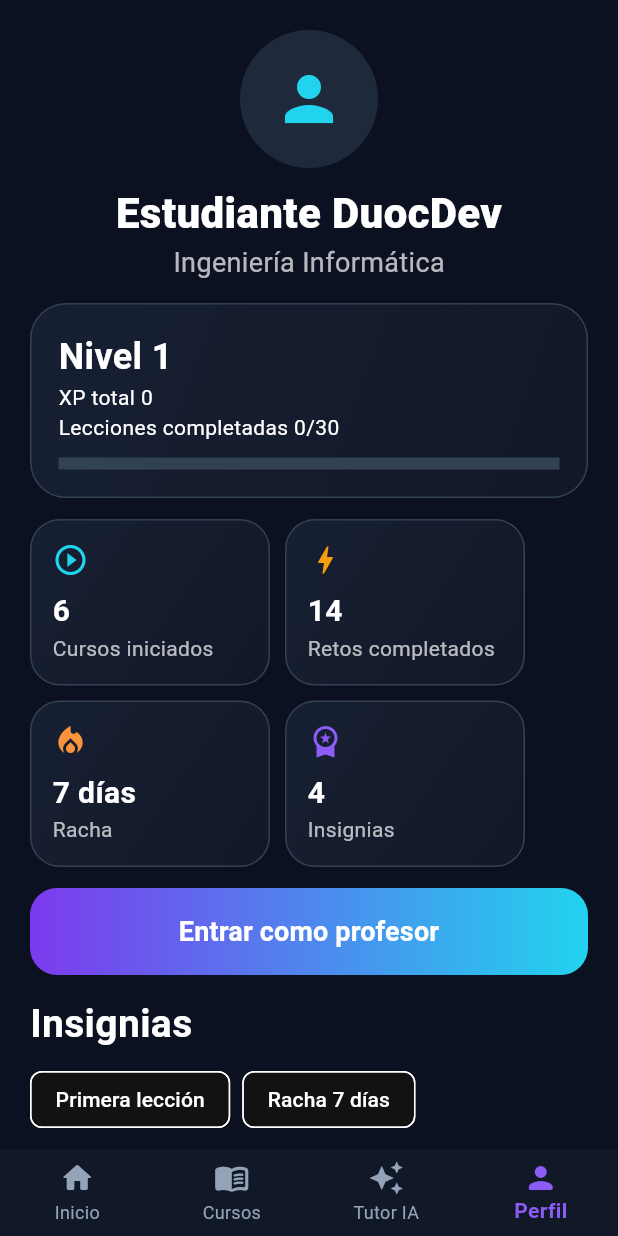
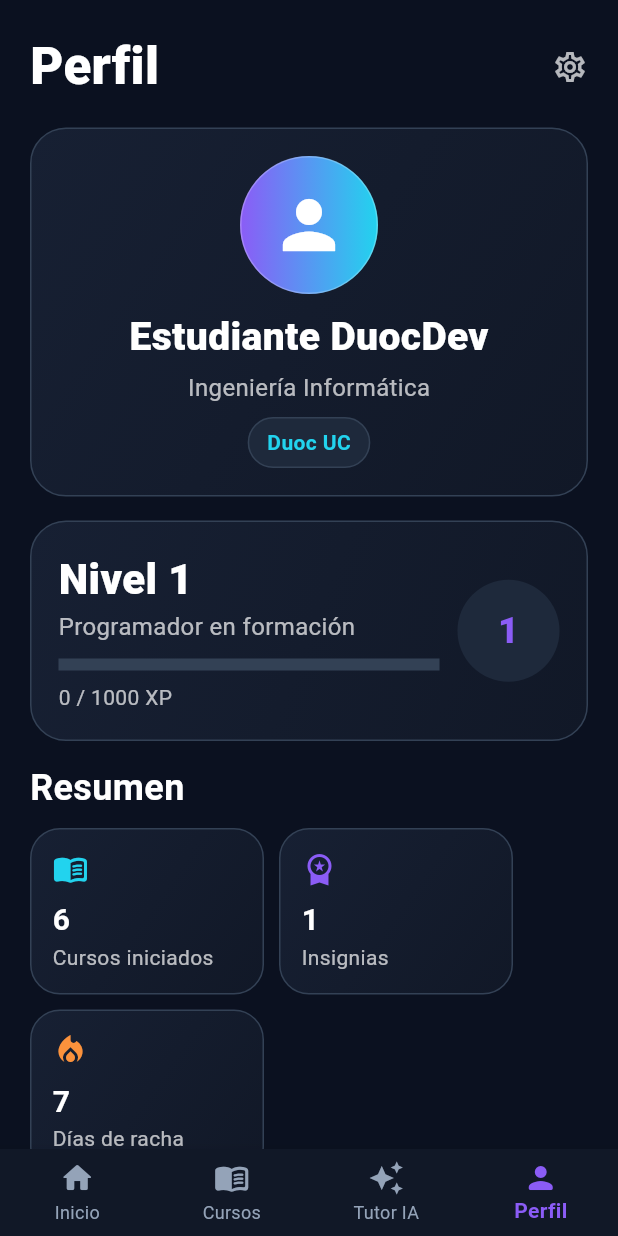
Before and after one commit to alfonsogzman123-netizen/Duocdev, a Flutter app: the screen it shows after launch, item 4 of the bottom bar chosen, on a phone screen of 412 x 824 dp. Run offline on Flutter 3.47's test engine with Material 3 defaults, Android fonts, the phone set to English and light mode, and no system bars.

Commit message:
Update README captures section and polish premium profile screen

```diff
--- a/lib/screens/profile_screen.dart
+++ b/lib/screens/profile_screen.dart
@@ -1,5 +1,5 @@
+import 'package:duocdev/screens/teacher/teacher_dashboard_screen.dart';
 import 'package:duocdev/services/progress_service.dart';
-import 'package:duocdev/screens/teacher/teacher_dashboard_screen.dart';
 import 'package:duocdev/widgets/app_cards.dart';
 import 'package:flutter/material.dart';
 
@@ -8,43 +8,152 @@ class ProfileScreen extends StatelessWidget {
 
   @override
   Widget build(BuildContext context) {
+    final level = progressService.level;
+    final xp = progressService.xp;
+    final progress = (xp / 1000).clamp(0.0, 1.0);
+    final badges = const ['Primera lección', 'Racha 7 días', 'Python inicial', 'Git básico'];
+
     return SafeArea(
-      child: ListView(padding: const EdgeInsets.all(20), children: [
-        const Center(child: CircleAvatar(radius: 46, backgroundColor: Color(0xFF1E293B), child: Icon(Icons.person, size: 48, color: Color(0xFF22D3EE)))),
-        const SizedBox(height: 10),
-        const Center(child: Text('Estudiante DuocDev', style: TextStyle(fontSize: 28, fontWeight: FontWeight.w800))),
-        const Center(child: Text('Ingeniería Informática', style: TextStyle(color: Colors.white70, fontSize: 18))),
-        const SizedBox(height: 14),
-        DuocCard(
-          radius: 24,
-          child: Column(crossAxisAlignment: CrossAxisAlignment.start, children: [
-            Text('Nivel ${progressService.level}', style: const TextStyle(fontSize: 24, fontWeight: FontWeight.w700)),
-            Text('XP total ${progressService.xp}'),
-            Text('Lecciones completadas ${progressService.completedCount}/${progressService.totalLessons}'),
-            const SizedBox(height: 10),
-            LinearProgressIndicator(value: progressService.overallProgress, minHeight: 8, color: const Color(0xFF22D3EE), backgroundColor: const Color(0xFF334155)),
-          ]),
-        ),
-        const SizedBox(height: 14),
-        Wrap(spacing: 10, runSpacing: 10, children: const [
-          _MiniStat(title: 'Cursos iniciados', value: '6', icon: Icons.play_circle_outline, color: Color(0xFF22D3EE)),
-          _MiniStat(title: 'Retos completados', value: '14', icon: Icons.bolt, color: Color(0xFFF59E0B)),
-          _MiniStat(title: 'Racha', value: '7 días', icon: Icons.local_fire_department, color: Color(0xFFFB923C)),
-          _MiniStat(title: 'Insignias', value: '4', icon: Icons.workspace_premium, color: Color(0xFF8B5CF6)),
-        ]),
-        const SizedBox(height: 14),
-        PrimaryButton(label: 'Entrar como profesor', onPressed: () => Navigator.push(context, MaterialPageRoute(builder: (_) => const TeacherDashboardScreen()))),
-        const SizedBox(height: 14),
-        const Text('Insignias', style: TextStyle(fontSize: 26, fontWeight: FontWeight.w700)),
-        const SizedBox(height: 8),
-        const Wrap(spacing: 8, runSpacing: 8, children: [Chip(label: Text('Primera lección')), Chip(label: Text('Racha 7 días')), Chip(label: Text('Python inicial')), Chip(label: Text('Git básico'))]),
-      ]),
+      child: ListView(
+        padding: const EdgeInsets.all(20),
+        children: [
+          const Row(
+            mainAxisAlignment: MainAxisAlignment.spaceBetween,
+            children: [
+              Text('Perfil', style: TextStyle(fontSize: 34, fontWeight: FontWeight.w800)),
+              Icon(Icons.settings_outlined, color: Colors.white70),
+            ],
+          ),
+          const SizedBox(height: 16),
+          const _ProfileHeader(),
+          const SizedBox(height: 16),
+          _LevelCard(level: level, progress: progress, xp: xp),
+          const SizedBox(height: 14),
+          const Text('Resumen', style: TextStyle(fontSize: 24, fontWeight: FontWeight.w700)),
+          const SizedBox(height: 10),
+          Wrap(
+            spacing: 10,
+            runSpacing: 10,
+            children: [
+              _SummaryCard(title: 'Cursos iniciados', value: '6', icon: Icons.menu_book_rounded, color: const Color(0xFF22D3EE)),
+              _SummaryCard(title: 'Insignias', value: '${progressService.badges.length}', icon: Icons.workspace_premium, color: const Color(0xFF8B5CF6)),
+              _SummaryCard(title: 'Días de racha', value: '${progressService.streakDays}', icon: Icons.local_fire_department, color: const Color(0xFFFB923C)),
+            ],
+          ),
+          const SizedBox(height: 14),
+          const Text('Insignias recientes', style: TextStyle(fontSize: 24, fontWeight: FontWeight.w700)),
+          const SizedBox(height: 8),
+          DuocCard(
+            radius: 22,
+            child: Wrap(
+              spacing: 8,
+              runSpacing: 8,
+              children: badges
+                  .map((badge) => Chip(
+                        label: Text(badge),
+                        avatar: const Icon(Icons.check_circle_outline, size: 18),
+                      ))
+                  .toList(),
+            ),
+          ),
+          const SizedBox(height: 14),
+          PrimaryButton(
+            label: 'Entrar como profesor',
+            onPressed: () => Navigator.push(
+              context,
+              MaterialPageRoute(builder: (_) => const TeacherDashboardScreen()),
+            ),
+          ),
+        ],
+      ),
     );
   }
 }
 
-class _MiniStat extends StatelessWidget {
-  const _MiniStat({required this.title, required this.value, required this.icon, required this.color});
+class _ProfileHeader extends StatelessWidget {
+  const _ProfileHeader();
+
+  @override
+  Widget build(BuildContext context) {
+    return DuocCard(
+      radius: 24,
+      child: Column(
+        children: [
+          Container(
+            width: 92,
+            height: 92,
+            decoration: BoxDecoration(
+              shape: BoxShape.circle,
+              gradient: const LinearGradient(colors: [Color(0xFF8B5CF6), Color(0xFF22D3EE)]),
+              border: Border.all(color: Colors.white24),
+            ),
+            child: const Icon(Icons.person, size: 52, color: Colors.white),
+          ),
+          const SizedBox(height: 10),
+          const Text('Estudiante DuocDev', style: TextStyle(fontSize: 26, fontWeight: FontWeight.w800)),
+          const SizedBox(height: 4),
+          const Text('Ingeniería Informática', style: TextStyle(color: Colors.white70, fontSize: 16)),
+          const SizedBox(height: 8),
+          Container(
+            padding: const EdgeInsets.symmetric(horizontal: 12, vertical: 6),
+            decoration: BoxDecoration(
+              color: const Color(0xFF1E293B),
+              borderRadius: BorderRadius.circular(999),
+              border: Border.all(color: const Color(0xFF334155)),
+            ),
+            child: const Text('Duoc UC', style: TextStyle(color: Color(0xFF22D3EE), fontWeight: FontWeight.w700)),
+          ),
+        ],
+      ),
+    );
+  }
+}
+
+class _LevelCard extends StatelessWidget {
+  const _LevelCard({required this.level, required this.progress, required this.xp});
+
+  final int level;
+  final double progress;
+  final int xp;
+
+  @override
+  Widget build(BuildContext context) {
+    return DuocCard(
+      radius: 24,
+      child: Row(
+        children: [
+          Expanded(
+            child: Column(
+              crossAxisAlignment: CrossAxisAlignment.start,
+              children: [
+                Text('Nivel $level', style: const TextStyle(fontSize: 28, fontWeight: FontWeight.w800)),
+                const Text('Programador en formación', style: TextStyle(color: Colors.white70, fontSize: 16)),
+                const SizedBox(height: 10),
+                LinearProgressIndicator(
+                  value: progress,
+                  minHeight: 8,
+                  color: const Color(0xFF22D3EE),
+                  backgroundColor: const Color(0xFF334155),
+                ),
+                const SizedBox(height: 8),
+                Text('$xp / 1000 XP', style: const TextStyle(color: Colors.white70)),
+              ],
+            ),
+          ),
+          const SizedBox(width: 12),
+          CircleAvatar(
+            radius: 34,
+            backgroundColor: const Color(0xFF1E293B),
+            child: Text('$level', style: const TextStyle(fontSize: 24, fontWeight: FontWeight.w800, color: Color(0xFF8B5CF6))),
+          ),
+        ],
+      ),
+    );
+  }
+}
+
+class _SummaryCard extends StatelessWidget {
+  const _SummaryCard({required this.title, required this.value, required this.icon, required this.color});
   final String title;
   final String value;
   final IconData icon;
@@ -53,7 +162,7 @@ class _MiniStat extends StatelessWidget {
   @override
   Widget build(BuildContext context) {
     return SizedBox(
-      width: 160,
+      width: 156,
       child: DuocCard(
         radius: 20,
         padding: const EdgeInsets.all(14),
```
Also changed, not shown: 2 other files.
